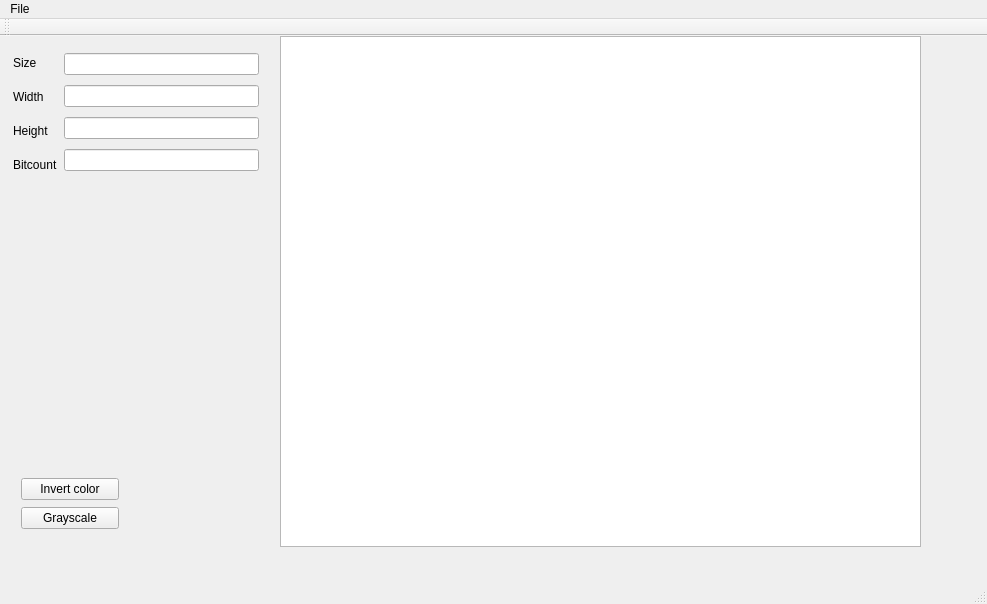
First picture: the form in Painter/mainwindow.ui, repository VeselAbaya/qt-learning, before the edit.
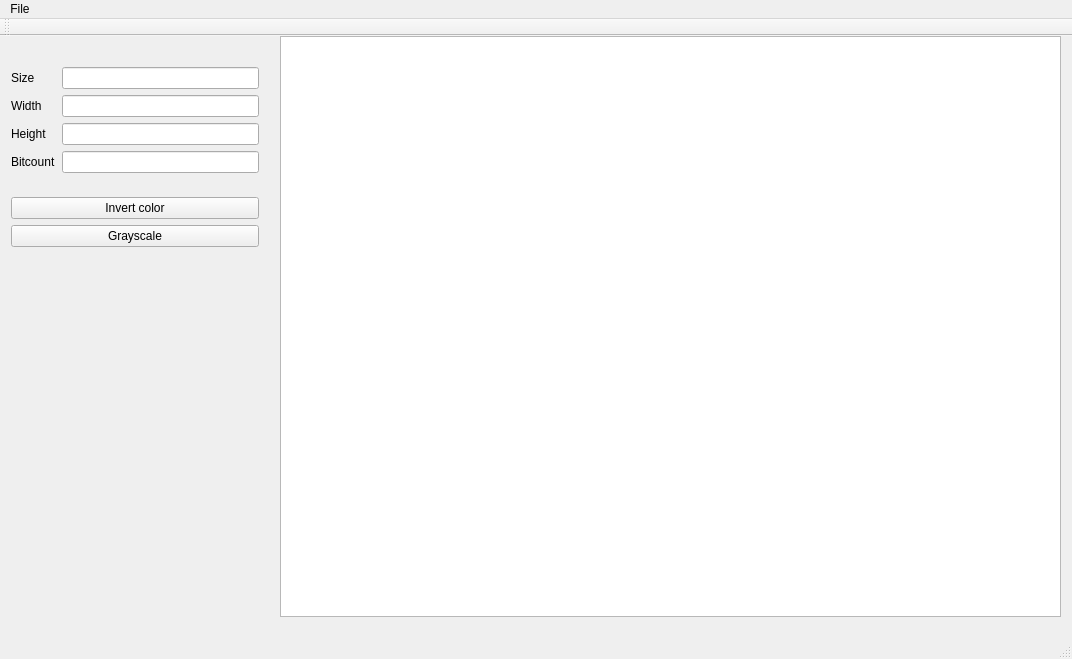
Second picture: the form after the edit.

Patch:
```diff
--- a/Painter/mainwindow.ui
+++ b/Painter/mainwindow.ui
@@ -6,8 +6,8 @@
    <rect>
     <x>0</x>
     <y>0</y>
-    <width>987</width>
-    <height>604</height>
+    <width>1072</width>
+    <height>659</height>
    </rect>
   </property>
   <property name="windowTitle">
@@ -19,20 +19,22 @@
      <rect>
       <x>280</x>
       <y>0</y>
-      <width>641</width>
-      <height>511</height>
+      <width>781</width>
+      <height>581</height>
      </rect>
     </property>
    </widget>
-   <widget class="QWidget" name="layoutWidget">
+   <widget class="QWidget" name="">
     <property name="geometry">
      <rect>
-      <x>2</x>
+      <x>0</x>
       <y>2</y>
-      <width>268</width>
-      <height>152</height>
+      <width>270</width>
+      <height>238</height>
      </rect>
     </property>
+    <layout class="QVBoxLayout" name="verticalLayout_4">
+     <item>
     <layout class="QHBoxLayout" name="horizontalLayout">
      <item>
       <layout class="QVBoxLayout" name="verticalLayout_2">
@@ -83,16 +85,8 @@
       </layout>
      </item>
     </layout>
-   </widget>
-   <widget class="QWidget" name="layoutWidget">
-    <property name="geometry">
-     <rect>
-      <x>10</x>
-      <y>430</y>
-      <width>120</width>
-      <height>76</height>
-     </rect>
-    </property>
+     </item>
+     <item>
     <layout class="QVBoxLayout" name="verticalLayout_3">
      <item>
       <widget class="QPushButton" name="invert_button">
@@ -109,6 +103,8 @@
       </widget>
      </item>
     </layout>
+     </item>
+    </layout>
    </widget>
   </widget>
   <widget class="QMenuBar" name="menuBar">
@@ -116,7 +112,7 @@
     <rect>
      <x>0</x>
      <y>0</y>
-     <width>987</width>
+     <width>1072</width>
      <height>28</height>
     </rect>
    </property>
```
Lines whose indentation alone changed are shown as unchanged.
